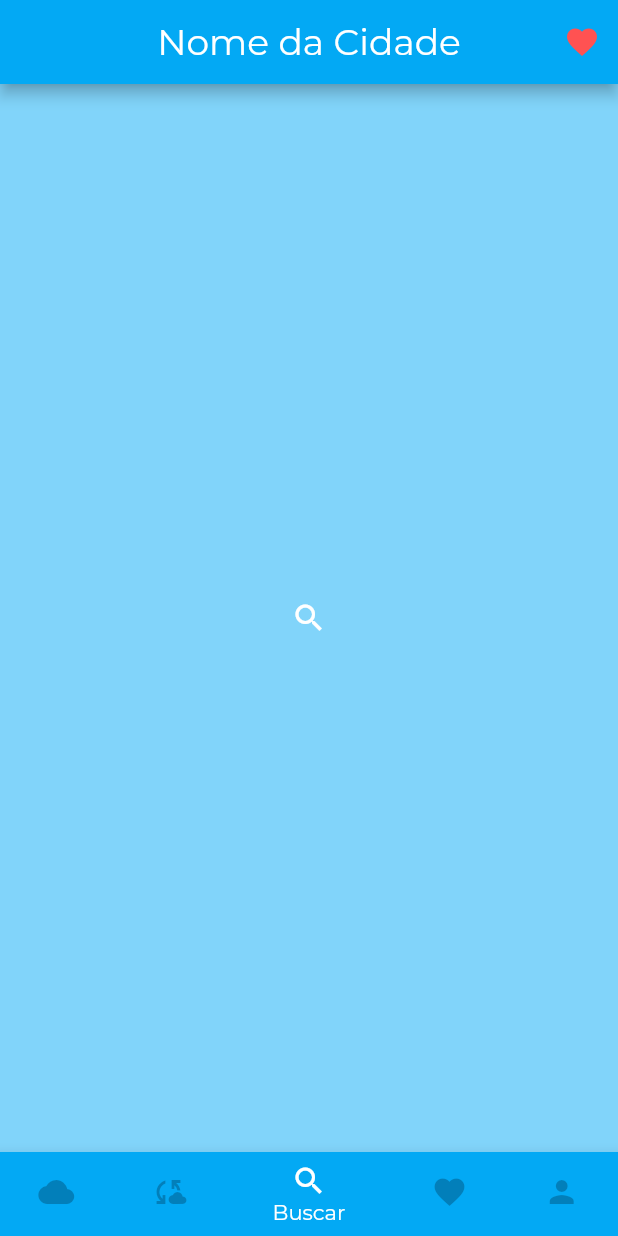
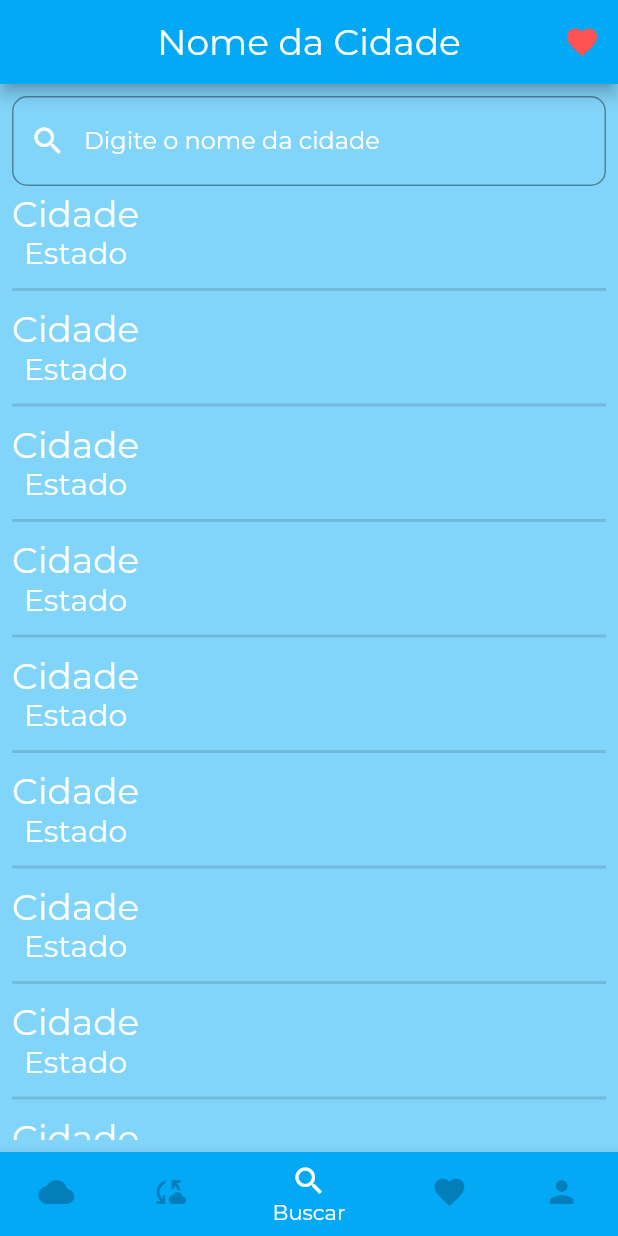
Before and after one commit to GamosiDEV/Climatempo, a Flutter app: the screen it shows after launch, swiped to page 3, on a phone screen of 412 x 824 dp. Run offline on Flutter 3.47's test engine with Material 2 defaults, Android fonts, the phone set to English and light mode, and no system bars.

Commit message:
base de layout da tela de busca construido

```diff
--- a/lib/themes/base_theme.dart
+++ b/lib/themes/base_theme.dart
@@ -26,7 +26,7 @@ TextTheme textTheme = TextTheme(
   headline1: TextStyle(color: Colors.white),
   headline2: TextStyle(color: Colors.white),
   headline3: TextStyle(color: Colors.white),
-  headline4: TextStyle(color: Colors.white, fontWeight: FontWeight.bold),
+  headline4: TextStyle(color: Colors.white),
   headline5: TextStyle(color: Colors.white),
   headline6: TextStyle(color: Colors.white),
   subtitle1: TextStyle(color: Colors.white),
--- a/lib/view/search_view.dart
+++ b/lib/view/search_view.dart
@@ -3,12 +3,71 @@ import 'package:flutter/src/widgets/container.dart';
 import 'package:flutter/src/widgets/framework.dart';
 
 class SearchView extends StatelessWidget {
-  const SearchView({super.key});
+  SearchView({super.key});
+
+  TextEditingController _searchTextController = TextEditingController();
 
   @override
   Widget build(BuildContext context) {
-    return Center(
-      child: Icon(Icons.search),
+    var maxItemCount = 100;
+    return Container(
+      padding: EdgeInsets.all(8.0),
+      child: Column(
+        children: [
+          TextField(
+            controller: _searchTextController,
+            onSubmitted: (value) {},
+            decoration: InputDecoration(
+                hintStyle: Theme.of(context).textTheme.subtitle1,
+                prefixIcon: Icon(Icons.search,
+                    color: Theme.of(context).iconTheme.color),
+                border: OutlineInputBorder(
+                    borderRadius: BorderRadius.circular(10.0)),
+                hintText: 'Digite o nome da cidade'),
+          ),
+          Expanded(
+            child: FutureBuilder(
+              future: null,
+              builder: (context, snapshot) {
+                return ListView.builder(
+                  itemCount: maxItemCount,
+                  shrinkWrap: true,
+                  scrollDirection: Axis.vertical,
+                  itemBuilder: (context, index) {
+                    return InkWell(
+                      onTap: () {
+                        print('click - ' + index.toString());
+                      },
+                      child: Column(
+                        crossAxisAlignment: CrossAxisAlignment.start,
+                        children: [
+                          Padding(
+                            padding:
+                                const EdgeInsets.fromLTRB(0.0, 4.0, 0.0, 4.0),
+                            child: Column(
+                              children: [
+                                Text(
+                                  'Cidade',
+                                  style: Theme.of(context).textTheme.headline5,
+                                ),
+                                Text(
+                                  'Estado',
+                                  style: Theme.of(context).textTheme.headline6,
+                                ),
+                              ],
+                            ),
+                          ),
+                          const Divider(thickness: 2),
+                        ],
+                      ),
+                    );
+                  },
+                );
+              },
+            ),
+          ),
+        ],
+      ),
     );
   }
 }
```
